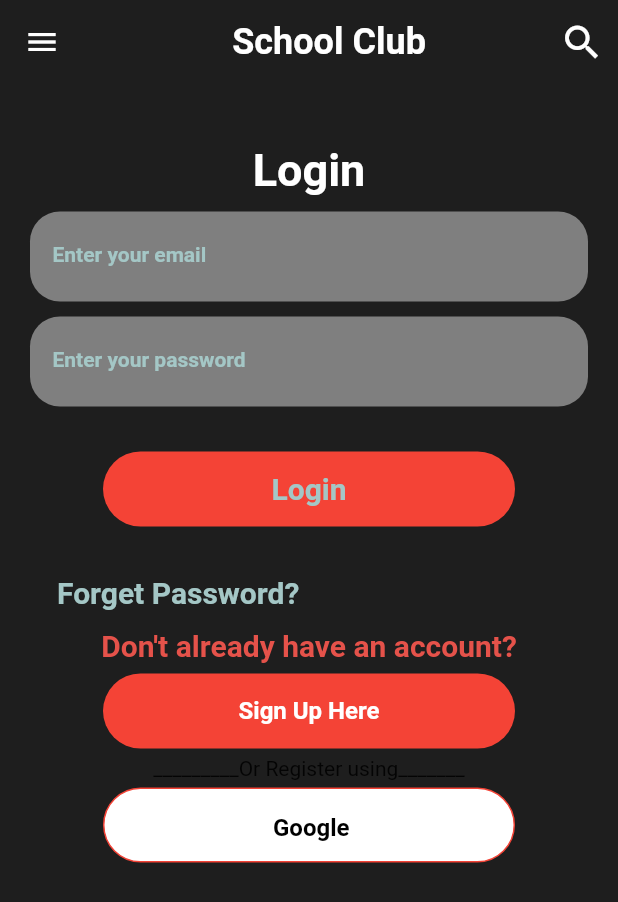
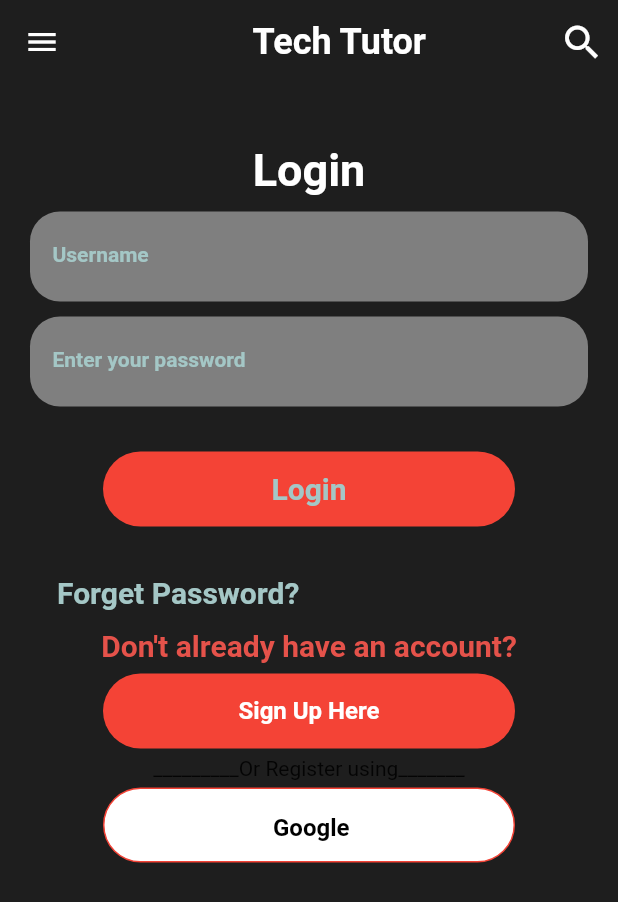
Before and after one commit to Google-Developer-Student-Club-CCOEW/Flutter, a Flutter app: the screen it shows after launch, on a phone screen of 412 x 824 dp. Shown: the top 902 px of the screen. Run offline on Flutter 3.47's test engine with Material 2 defaults, Android fonts, the phone set to English and light mode, and no system bars; Roboto replaces fonts that are missing (Poppins).

Commit message:
Update login.dart

```diff
--- a/lib/login.dart
+++ b/lib/login.dart
@@ -19,7 +19,7 @@ class LoginPage extends StatelessWidget {
                 child: Container(
                   margin: EdgeInsets.symmetric(horizontal: 80),
                   child: const KText(
-                      text: 'School Club',
+                      text: 'Tech Tutor',
                       size: 24,
                       fontWeight: FontWeight.bold,
                       color: AppColor.whiteColor),
@@ -83,7 +83,7 @@ class LoginPage extends StatelessWidget {
                               child: TextFormField(
                                 decoration: const InputDecoration(
                                     label: KText(
-                                        text: 'Enter your email',
+                                        text: 'Username',
                                         size: 14,
                                         fontWeight: FontWeight.bold,
                                         color: AppColor.whiteGreyColor),
```
